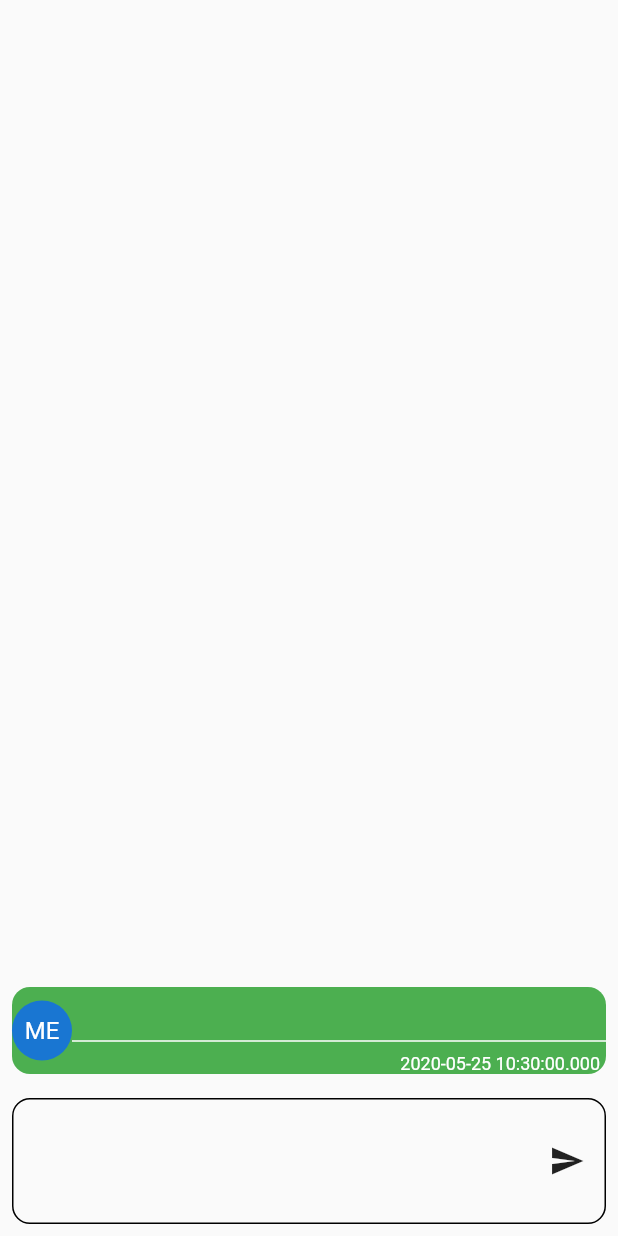
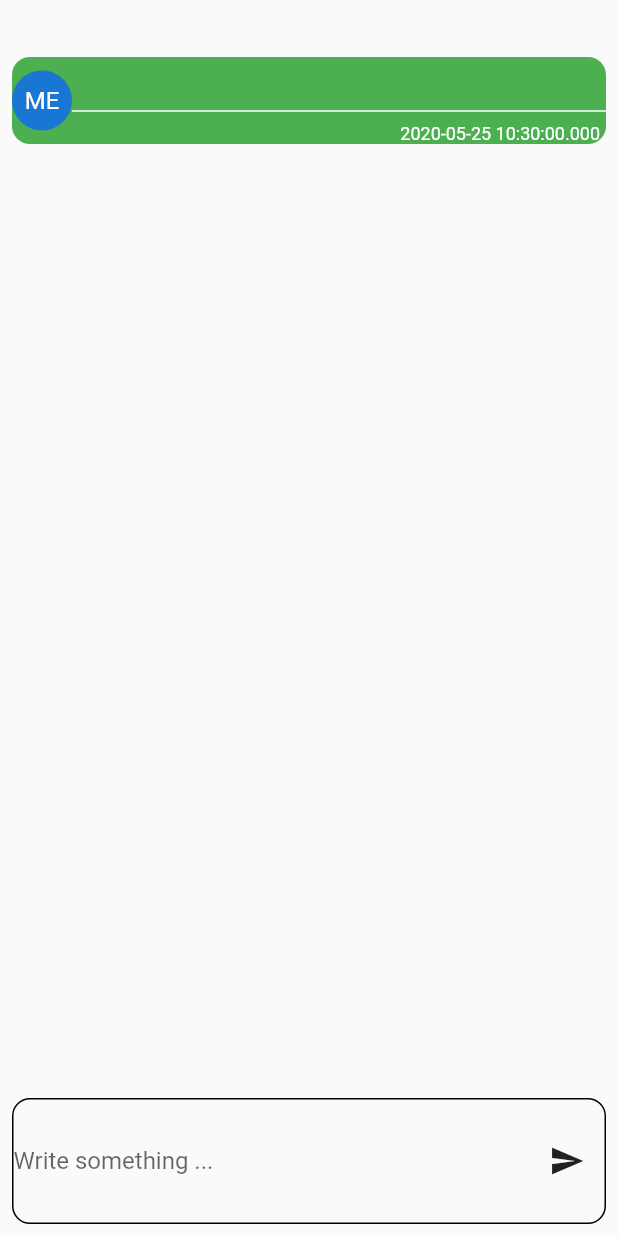
Before and after one commit to meteergin/me_chat_app, a Flutter app: the screen it shows after launch, after a tap on the "send" icon, on a phone screen of 412 x 824 dp. Run offline on Flutter 3.47's test engine with Material 2 defaults, Android fonts, the phone set to English and light mode, and no system bars.

Commit message:
Code review.

```diff
--- a/lib/main.dart
+++ b/lib/main.dart
@@ -1,6 +1,5 @@
 import 'package:flutter/material.dart';
 import 'package:mechat/widgets/messageListWidget.dart';
-import 'package:mechat/widgets/messageWidget.dart';
 
 void main() {
   runApp(MyApp());
@@ -25,7 +24,16 @@ class MyHomePage extends StatefulWidget {
 }
 
 class _MyHomePageState extends State<MyHomePage> {
-  String _messageText = '';
+  TextEditingController _textEditingController = new TextEditingController();
+  List<MessageListWidget> _messageListWidgetList = <MessageListWidget>[];
+
+  void _sendMessage(String text) {
+    _textEditingController.clear();
+    MessageListWidget messageListWidget = new MessageListWidget(text);
+    setState(() {
+      _messageListWidgetList.add(messageListWidget);
+    });
+  }
 
   @override
   Widget build(BuildContext context) {
@@ -35,13 +43,48 @@ class _MyHomePageState extends State<MyHomePage> {
       child: Column(
         mainAxisAlignment: MainAxisAlignment.end,
         children: <Widget>[
-          Container(
-            child: MessageListWidget(_messageText),
+          Flexible(
+            child: ListView.builder(
+              itemBuilder: (_, int index) => _messageListWidgetList[index],
+              itemCount: _messageListWidgetList.length,
+              reverse: false,
+            ),
           ),
           SizedBox(
-            height: 100.0,
-            child: MessageWidget()
-          ),
+              height: 100.0,
+              child: Padding(
+                  padding: const EdgeInsets.all(8.0),
+                  child: Container(
+                    decoration: BoxDecoration(
+                      border: Border.all(
+                        color: Colors.black,
+                        width: 1,
+                      ),
+                      borderRadius: BorderRadius.circular(12),
+                    ),
+                    child: Row(
+                      children: <Widget>[
+                        Expanded(
+                            child: TextField(
+                          keyboardType: TextInputType.multiline,
+                          maxLines: null,
+                          decoration:
+                              InputDecoration.collapsed(hintText: "Write something ..."),
+                          controller: _textEditingController,
+                          onSubmitted: _sendMessage,
+                        )),
+                        SizedBox(
+                          width: 50.0,
+                          child: IconButton(
+                            icon: Icon(Icons.send),
+                            tooltip: 'Send message.',
+                            onPressed: () =>
+                                _sendMessage(_textEditingController.text),
+                          ),
+                        )
+                      ],
+                    ),
+                  ))),
         ],
       ),
     ));
--- a/lib/widgets/messageListWidget.dart
+++ b/lib/widgets/messageListWidget.dart
@@ -1,5 +1,6 @@
 import 'package:flutter/material.dart';
 
+// ignore: must_be_immutable
 class MessageListWidget extends StatefulWidget {
   String _messageText;
 
--- a/lib/widgets/messageWidget.dart
+++ /dev/null
@@ -1,44 +0,0 @@
-import 'package:flutter/material.dart';
-
-class MessageWidget extends StatefulWidget {
-  @override
-  State<StatefulWidget> createState() {
-    return MessageWidgetState();
-  }
-}
-
-class MessageWidgetState extends State<MessageWidget> {
-  @override
-  Widget build(BuildContext context) {
-    return Padding(
-        padding: const EdgeInsets.all(8.0),
-        child: Container(
-          decoration: BoxDecoration(
-            border: Border.all(
-              color: Colors.black,
-              width: 1,
-            ),
-            borderRadius: BorderRadius.circular(12),
-          ),
-          child: Row(
-            children: <Widget>[
-              Expanded(
-                  child: TextField(
-                keyboardType: TextInputType.multiline,
-                maxLines: null,
-                decoration: null,
-              )),
-              SizedBox(
-                width: 50.0,
-                child: IconButton(
-                  icon: Icon(Icons.send),
-                  tooltip: 'Send message.',
-                  onPressed: () {
-                  },
-                ),
-              )
-            ],
-          ),
-        ));
-  }
-}
```
